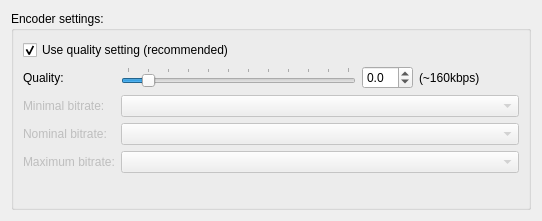
Above: formats/out_ogg_config.ui from flacon/flacon before the change. Below: the same form after it.
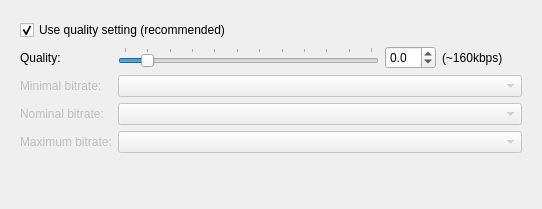
That is the form after the change.

```diff
--- a/formats/out_ogg_config.ui
+++ b/formats/out_ogg_config.ui
@@ -7,7 +7,7 @@
     <x>0</x>
     <y>0</y>
     <width>542</width>
-    <height>221</height>
+    <height>209</height>
    </rect>
   </property>
   <property name="windowTitle">
@@ -15,13 +15,7 @@
   </property>
   <layout class="QVBoxLayout" name="verticalLayout_2">
    <item>
-    <widget class="QGroupBox" name="groupBox">
-     <property name="title">
-      <string extracomment="Preferences dialog: group caption">Encoder settings:</string>
-     </property>
-     <property name="flat">
-      <bool>true</bool>
-     </property>
+    <widget class="QWidget" name="widget" native="true">
      <layout class="QVBoxLayout" name="verticalLayout">
       <item>
        <widget class="QCheckBox" name="oggUseQualityCheck">
@@ -110,7 +104,7 @@
            <widget class="QLabel" name="oggQualityLabel">
             <property name="minimumSize">
              <size>
-              <width>100</width>
+              <width>80</width>
               <height>0</height>
              </size>
             </property>
```
Left out of the diff: 177 changed lines with no effect on the pictures.
